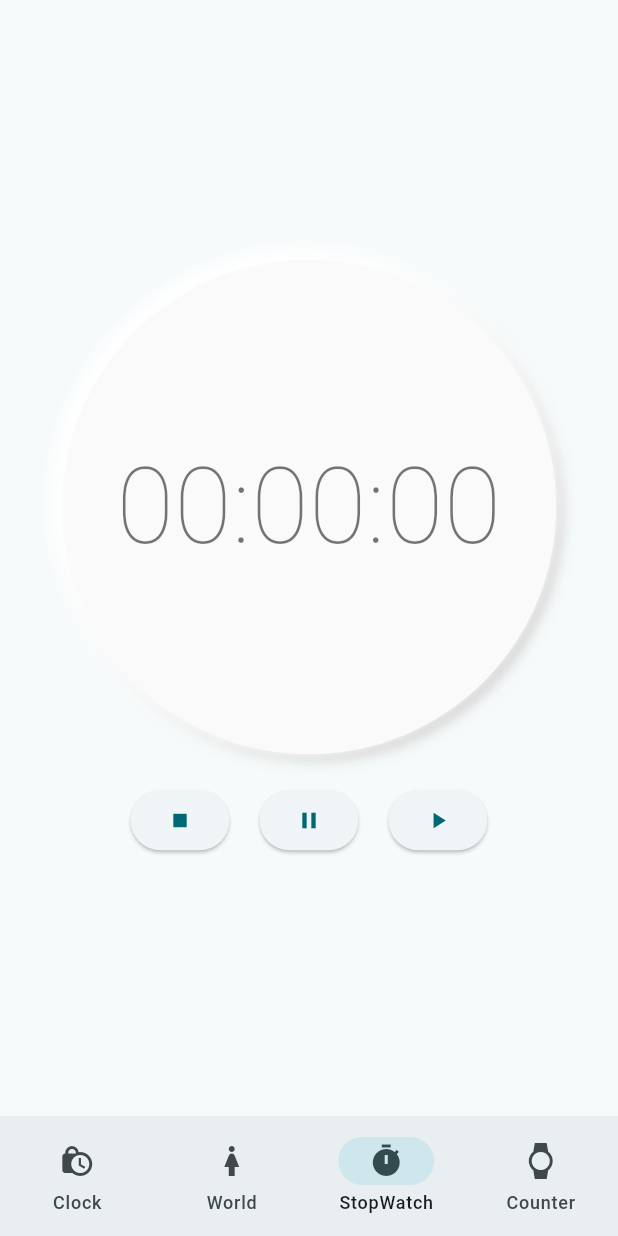
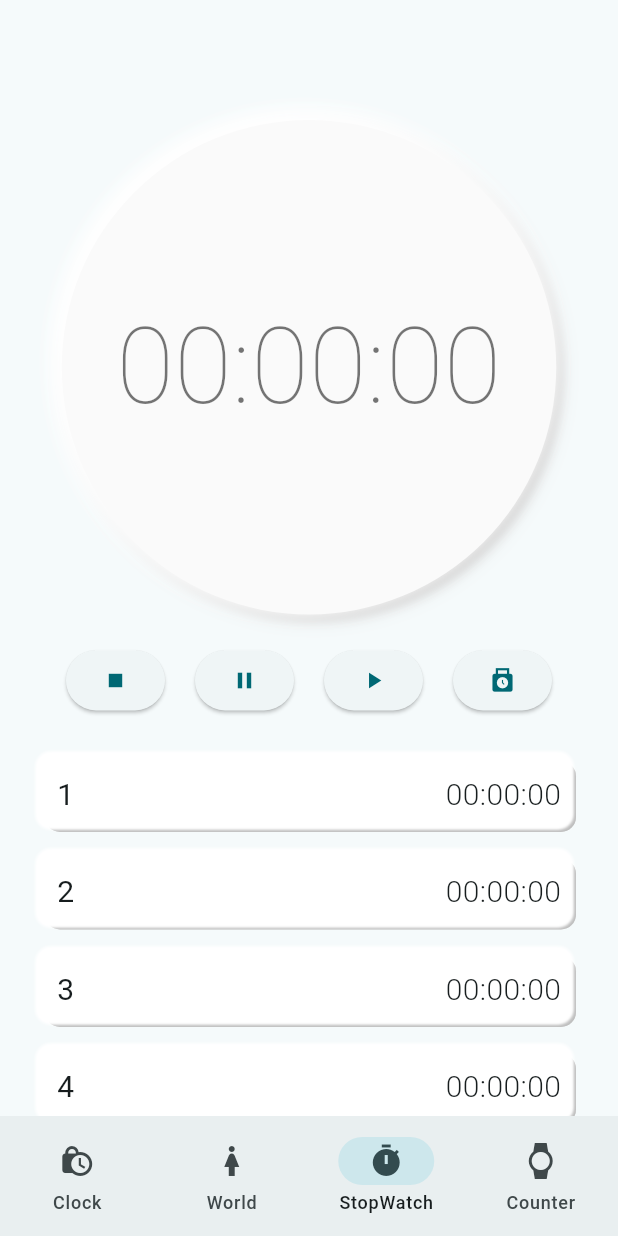
Before and after one commit to Anas-jed/flutter_clock, a Flutter app: the screen it shows after launch, item 3 of the bottom bar chosen, on a phone screen of 412 x 824 dp. Run offline on Flutter 3.47's test engine with Material 2 defaults, Android fonts, the phone set to English and light mode, and no system bars; missing offline and left inert: flutter_analog_clock; Roboto replaces fonts that are missing (Montserrat); project files that could hold a hidden picture were left out.

Commit message:
working ahead

```diff
--- a/lib/views/stop_watch_view.dart
+++ b/lib/views/stop_watch_view.dart
@@ -1,5 +1,4 @@
 import 'dart:async';
-import 'dart:developer';
 import 'package:flutter/material.dart';
 
 import '../exports_all.dart';
@@ -14,6 +13,7 @@ class StopWatchView extends StatefulWidget {
 class _StopWatchViewState extends State<StopWatchView> {
   late Timer timer;
   Duration duration = Duration.zero;
+  List<Duration> lapDurationList = [];
 
   void startTimer(Duration? continueDuration) {
     timer = Timer.periodic(const Duration(seconds: 1), (Timer timer) {
@@ -53,10 +53,18 @@ class _StopWatchViewState extends State<StopWatchView> {
     }
   }
 
+  void lapTimer(Duration duration) {
+    setState(() {
+      lapDurationList.add(duration);
+    });
+  }
+
   @override
   Widget build(BuildContext context) {
-    return Column(
-      mainAxisAlignment: MainAxisAlignment.center,
+    return Padding(
+      padding: const EdgeInsets.only(top: 80.0),
+      child: Column(
+        // mainAxisAlignment: MainAxisAlignment.start,
         children: [
           // Row(
           //   mainAxisAlignment: MainAxisAlignment.center,
@@ -107,10 +115,75 @@ class _StopWatchViewState extends State<StopWatchView> {
                       startTimer(duration);
                     }
                   },
-                child: const Icon(Icons.play_arrow))
+                  child: const Icon(Icons.play_arrow)),
+              const SizedBox(
+                width: 20,
+              ),
+              ElevatedButton(
+                  onPressed: () {
+                    lapTimer(duration);
+                  },
+                  child: const Icon(Icons.punch_clock)),
             ],
-        )
+          ),
+          Expanded(
+            child: ListView.separated(
+                itemCount: 4, //timerDurationList.length,
+                separatorBuilder: (context, index) => const SizedBox(
+                      height: 20.0,
+                    ),
+                shrinkWrap: true,
+                padding: const EdgeInsets.symmetric(
+                    horizontal: 30.0, vertical: 30.0),
+                itemBuilder: (context, index) => Container(
+                      padding: const EdgeInsets.all(8),
+                      decoration: BoxDecoration(
+                          borderRadius: BorderRadius.circular(10.0),
+                          boxShadow: [
+                            BoxShadow(
+                                color: Colors.grey.shade300,
+                                spreadRadius: 1.0,
+                                blurRadius: 0,
+                                offset: const Offset(1.0, 1.0)),
+                            BoxShadow(
+                                color: Colors.grey.shade400,
+                                spreadRadius: 1.0,
+                                blurRadius: 0,
+                                offset: const Offset(1.0, 1.0)),
+                            const BoxShadow(
+                                color: Colors.white,
+                                spreadRadius: 3.0,
+                                blurRadius: 1,
+                                offset: Offset(-3.0, -3.0)),
+                            const BoxShadow(
+                                color: Colors.white,
+                                spreadRadius: 3.0,
+                                blurRadius: 1,
+                                offset: Offset(-3.0, -3.0))
+                          ]),
+                      child:  Row(
+                        mainAxisAlignment: MainAxisAlignment.spaceBetween,
+                        children: [
+                          Text(
+                            '${index +1}',
+                            style: const TextStyle(
+                                fontFamily: 'Montserrat',
+                                fontSize: 20.0,
+                                fontWeight: FontWeight.w400),
+                          ),
+                          Text(
+                            '${getHMS(HMSFlag: 0)}:${getHMS(HMSFlag: 1)}:${getHMS(HMSFlag: 2)}',
+                            style: const TextStyle(
+                                fontFamily: 'Montserrat',
+                                fontSize: 20.0,
+                                fontWeight: FontWeight.w300),
+                          ),
                         ],
+                      ),
+                    )),
+          ),
+        ],
+      ),
     );
   }
 }
```
Also changed, not shown: lib/helpers/helpers.dart (+25 -0 lines), lib/views/clock_view.dart (+24 -14 lines), lib/views/widgets/custom_neuro_button.dart (added, +18 -0 lines), pubspec.yaml (+6 -6 lines). Lines whose indentation alone changed are shown as unchanged.
